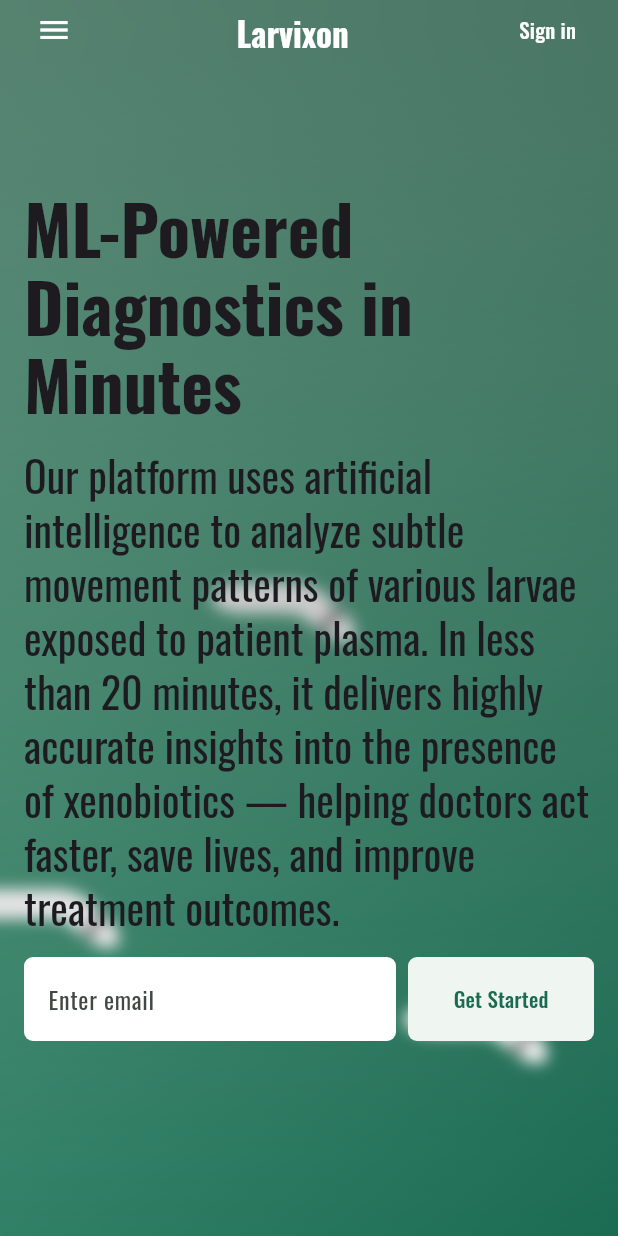
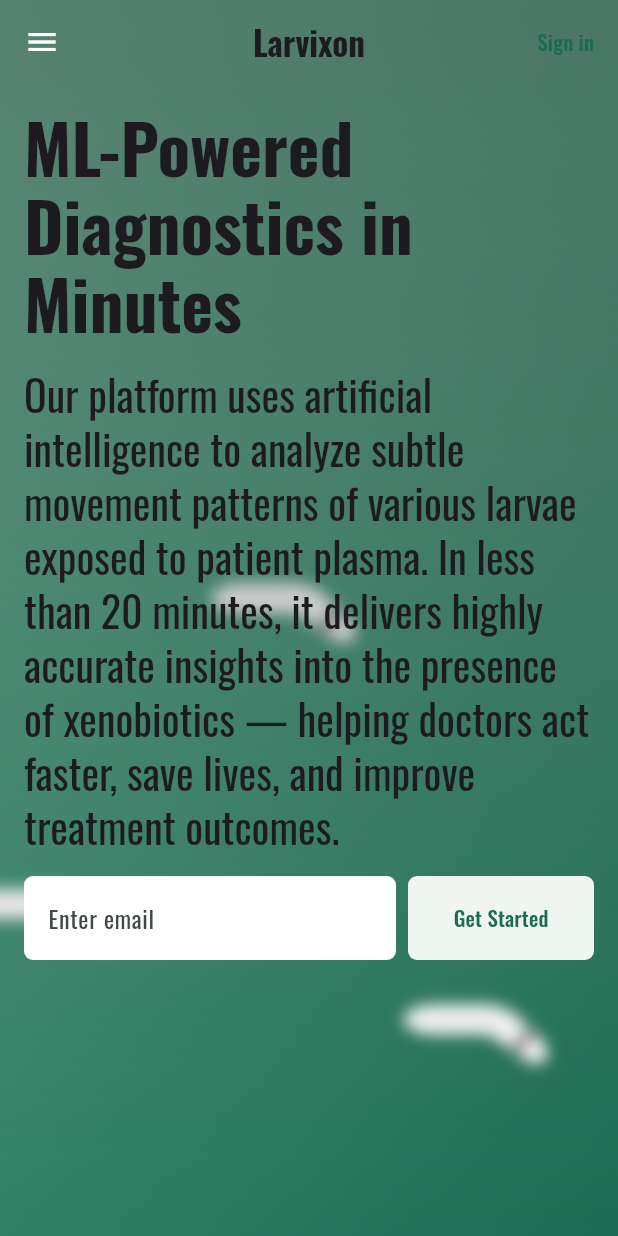
Before and after one commit to LarvixON-ZPI/larvixon-frontend, a Flutter app: the screen it shows after launch, on a phone screen of 412 x 824 dp. Run offline on Flutter 3.47's test engine with Material 3 defaults, Android fonts, the phone set to English and light mode, and no system bars; our stand-ins replace bloc, dio, equatable, file_picker, flutter_bloc, flutter_secure_storage and 5 more.

Commit message:
refactor: replace LandingNavBar with LandingAppBar and improve layout handling in various pages

```diff
--- a/lib/src/common/app_shell.dart
+++ b/lib/src/common/app_shell.dart
@@ -3,26 +3,17 @@ import 'package:larvixon_frontend/src/common/widgets/background.dart';
 
 class AppShell extends StatelessWidget {
   final Widget child;
-  final Widget? appBar;
-  final Widget? footer;
-  const AppShell({super.key, required this.child, this.appBar, this.footer});
+  final PreferredSizeWidget? appBar;
+  const AppShell({super.key, required this.child, this.appBar});
 
   @override
   Widget build(BuildContext context) {
     return Scaffold(
       extendBodyBehindAppBar: true,
+      appBar: appBar,
       body: Stack(
         fit: StackFit.expand,
-        children: [
-          BackgroundWithLarvae(),
-          CustomScrollView(
-            slivers: [
-              if (appBar != null) appBar!,
-              SliverFillRemaining(child: child),
-              if (footer != null) SliverToBoxAdapter(child: footer),
-            ],
-          ),
-        ],
+        children: [BackgroundWithLarvae(), child],
       ),
     );
   }
--- /dev/null
+++ b/lib/src/common/widgets/app_bar_base.dart
@@ -0,0 +1,54 @@
+// ignore_for_file: public_member_api_docs, sort_constructors_first
+import 'dart:ui';
+
+import 'package:flutter/material.dart';
+import 'package:go_router/go_router.dart';
+
+import 'package:larvixon_frontend/core/constants/breakpoints.dart';
+
+import 'package:larvixon_frontend/src/landing/presentation/landing/landing_page.dart';
+
+import '../../common/extensions/translate_extension.dart';
+
+class AppBarBase extends StatelessWidget implements PreferredSizeWidget {
+  final List<Widget>? children;
+  final Widget? menu;
+  final Widget? rightChild;
+  final Widget? title;
+
+  const AppBarBase({
+    super.key,
+    this.children,
+    this.rightChild,
+    this.menu,
+    this.title,
+  });
+
+  @override
+  Widget build(BuildContext context) {
+    final isNarrow = MediaQuery.of(context).size.width < Breakpoints.medium;
+
+    return AppBar(
+      backgroundColor: Colors.transparent,
+      surfaceTintColor: Colors.transparent,
+      elevation: 0,
+      automaticallyImplyLeading: false,
+      centerTitle: isNarrow,
+      title: title,
+      leading: isNarrow ? menu : null,
+      actions: isNarrow
+          ? (rightChild != null ? [rightChild!] : null)
+          : (children ?? []),
+      flexibleSpace: ClipRRect(
+        borderRadius: const BorderRadius.vertical(bottom: Radius.circular(16)),
+        child: BackdropFilter(
+          filter: ImageFilter.blur(sigmaX: 10, sigmaY: 10),
+          child: Container(color: Colors.transparent),
+        ),
+      ),
+    );
+  }
+
+  @override
+  Size get preferredSize => Size.fromHeight(kToolbarHeight);
+}
--- /dev/null
+++ b/lib/src/common/widgets/app_bar_button.dart
@@ -0,0 +1,23 @@
+// ignore_for_file: public_member_api_docs, sort_constructors_first
+
+import 'dart:ui';
+
+import 'package:flutter/material.dart';
+
+class AppBarButton extends StatelessWidget {
+  final String label;
+  final VoidCallback? onPressed;
+
+  const AppBarButton({super.key, required this.label, this.onPressed});
+
+  @override
+  Widget build(BuildContext context) {
+    return TextButton(
+      onPressed: onPressed,
+      style: TextButton.styleFrom(
+        padding: const EdgeInsets.symmetric(horizontal: 16, vertical: 8),
+      ),
+      child: Text(label),
+    );
+  }
+}
--- /dev/null
+++ b/lib/src/common/widgets/larvixon_logo.dart
@@ -0,0 +1,26 @@
+// ignore_for_file: public_member_api_docs, sort_constructors_first
+
+import 'dart:ui';
+import 'package:flutter/material.dart';
+import 'package:larvixon_frontend/src/common/extensions/translate_extension.dart';
+
+class LarvixonLogo extends StatelessWidget {
+  final VoidCallback? onPressed;
+  const LarvixonLogo({super.key, this.onPressed});
+
+  @override
+  Widget build(BuildContext context) {
+    return TextButton(
+      onPressed: onPressed,
+      style: TextButton.styleFrom(
+        padding: const EdgeInsets.symmetric(horizontal: 16, vertical: 8),
+      ),
+      child: Text(
+        context.translate.larvixon,
+        style: Theme.of(
+          context,
+        ).textTheme.titleLarge?.copyWith(fontWeight: FontWeight.bold),
+      ),
+    );
+  }
+}
--- a/lib/src/landing/presentation/about/about_section.dart
+++ b/lib/src/landing/presentation/about/about_section.dart
@@ -57,9 +57,7 @@ class AboutSection extends StatelessWidget {
             );
           },
         ),
-        SizedBox(
-          width: double.infinity,
-          child: CustomCard(
+        CustomCard(
           icon: Icons.group,
           title: context.translate.ourTeam,
           children: [
@@ -68,7 +66,6 @@ class AboutSection extends StatelessWidget {
             _TeamMemberAvatar(name: "Krzysztof Kulka").withOnHoverEffect,
             _TeamMemberAvatar(name: "Patryk Łuszczek").withOnHoverEffect,
           ],
-          ),
         ),
       ],
     );
--- a/lib/src/landing/presentation/landing/landing_page.dart
+++ b/lib/src/landing/presentation/landing/landing_page.dart
@@ -16,6 +16,8 @@ class LandingPage extends StatefulWidget {
 class _LandingPageState extends State<LandingPage> {
   @override
   Widget build(BuildContext context) {
-    return const LandingContent().withDefaultPagePadding;
+    return SingleChildScrollView(
+      child: SafeArea(child: const LandingContent().withDefaultPagePadding),
+    );
   }
 }
--- /dev/null
+++ b/lib/src/landing/presentation/landing_appbar.dart
@@ -0,0 +1,73 @@
+import 'package:flutter/material.dart';
+import 'package:go_router/go_router.dart';
+import 'package:larvixon_frontend/src/authentication/presentation/auth_form.dart';
+import 'package:larvixon_frontend/src/authentication/presentation/auth_page.dart';
+import 'package:larvixon_frontend/src/common/extensions/translate_extension.dart';
+import 'package:larvixon_frontend/src/common/widgets/app_bar_button.dart';
+import 'package:larvixon_frontend/src/common/widgets/app_bar_base.dart';
+import 'package:larvixon_frontend/src/common/widgets/larvixon_logo.dart';
+import 'package:larvixon_frontend/src/landing/presentation/about/about_page.dart';
+import 'package:larvixon_frontend/src/landing/presentation/contact/contact_page.dart';
+import 'package:larvixon_frontend/src/landing/presentation/landing/landing_page.dart';
+import 'package:larvixon_frontend/src/settings/presentation/widgets/locale_dropdown_menu.dart';
+
+class LandingAppBar extends StatelessWidget implements PreferredSizeWidget {
+  const LandingAppBar({super.key});
+
+  @override
+  Widget build(BuildContext context) {
+    return AppBarBase(
+      title: LarvixonLogo(onPressed: () => context.go(LandingPage.route)),
+      menu: _Menu(),
+      rightChild: AppBarButton(
+        label: context.translate.signIn,
+        onPressed: () =>
+            context.go(AuthPage.route, extra: {'mode': AuthFormMode.signIn}),
+      ),
+      children: [
+        AppBarButton(
+          label: context.translate.about,
+          onPressed: () => context.go(AboutPage.route),
+        ),
+        AppBarButton(
+          label: context.translate.contact,
+          onPressed: () => context.go(ContactPage.route),
+        ),
+        AppBarButton(
+          label: context.translate.signIn,
+          onPressed: () =>
+              context.go(AuthPage.route, extra: {'mode': AuthFormMode.signIn}),
+        ),
+      ],
+    );
+  }
+
+  @override
+  Size get preferredSize => const Size.fromHeight(kToolbarHeight);
+}
+
+class _Menu extends StatelessWidget {
+  const _Menu();
+
+  @override
+  Widget build(BuildContext context) {
+    return PopupMenuButton<String>(
+      tooltip: '',
+      offset: const Offset(0, 40),
+      icon: const Icon(Icons.menu, color: Colors.white),
+      itemBuilder: (context) => [
+        PopupMenuItem(
+          onTap: () => context.go(AboutPage.route),
+          child: Text(context.translate.about),
+        ),
+        PopupMenuItem(
+          onTap: () => context.go(ContactPage.route),
+          child: Text(context.translate.contact),
+        ),
+        const PopupMenuItem(
+          child: LocaleDropdownMenu(includeTrailingIcon: false),
+        ),
+      ],
+    );
+  }
+}
--- a/lib/src/landing/presentation/landing_navbar.dart
+++ /dev/null
@@ -1,162 +0,0 @@
-import 'dart:ui';
-import 'package:flutter/material.dart';
-import 'package:go_router/go_router.dart';
-import 'package:larvixon_frontend/core/constants/breakpoints.dart';
-import 'package:larvixon_frontend/src/authentication/presentation/auth_form.dart';
-import 'package:larvixon_frontend/src/authentication/presentation/auth_page.dart';
-import 'package:larvixon_frontend/src/landing/presentation/about/about_page.dart';
-import 'package:larvixon_frontend/src/landing/presentation/contact/contact_page.dart';
-import 'package:larvixon_frontend/src/landing/presentation/landing/landing_page.dart';
-import 'package:larvixon_frontend/src/settings/presentation/widgets/locale_dropdown_menu.dart';
-
-import '../../common/extensions/translate_extension.dart';
-
-class LandingNavBar extends StatelessWidget {
-  const LandingNavBar({super.key, this.onLocaleChanged, this.currentLocale});
-  final ValueChanged<Locale?>? onLocaleChanged;
-  final Locale? currentLocale;
-
-  @override
-  Widget build(BuildContext context) {
-    return SliverAppBar(
-      floating: true,
-      snap: true,
-      pinned: true,
-      backgroundColor: Colors.transparent,
-      surfaceTintColor: Colors.transparent,
-      automaticallyImplyLeading: false,
-      elevation: 0,
-      toolbarHeight: 40,
-      flexibleSpace: ClipRRect(
-        borderRadius: const BorderRadius.vertical(bottom: Radius.circular(16)),
-        child: BackdropFilter(
-          filter: ImageFilter.blur(sigmaX: 10, sigmaY: 10),
-          child: Container(
-            padding: const EdgeInsets.symmetric(horizontal: 12),
-            child: LayoutBuilder(
-              builder: (context, constraints) {
-                final isNarrow = constraints.maxWidth < Breakpoints.medium;
-                if (isNarrow) {
-                  return Row(
-                    crossAxisAlignment: CrossAxisAlignment.center,
-                    mainAxisAlignment: MainAxisAlignment.spaceBetween,
-                    children: [
-                      _Menu(),
-                      const _LogoButton(),
-
-                      _NavBarButton(
-                        label: context.translate.signIn,
-                        onPressed: () => context.go(
-                          AuthPage.route,
-                          extra: {'mode': AuthFormMode.signIn},
-                        ),
-                      ),
-                    ],
-                  );
-                }
-
-                return SizedBox.expand(
-                  child: Row(
-                    crossAxisAlignment: CrossAxisAlignment.center,
-                    mainAxisAlignment: MainAxisAlignment.spaceBetween,
-
-                    children: [
-                      const _LogoButton(),
-                      Row(
-                        mainAxisSize: MainAxisSize.min,
-                        children: [
-                          _NavBarButton(
-                            label: context.translate.about,
-                            onPressed: () => context.go(AboutPage.route),
-                          ),
-                          _NavBarButton(
-                            label: context.translate.contact,
-                            onPressed: () => context.go(ContactPage.route),
-                          ),
-                        ],
-                      ),
-                      _NavBarButton(
-                        label: context.translate.signIn,
-                        onPressed: () => context.go(
-                          AuthPage.route,
-                          extra: {'mode': AuthFormMode.signIn},
-                        ),
-                      ),
-                    ],
-                  ),
-                );
-              },
-            ),
-          ),
-        ),
-      ),
-    );
-  }
-}
-
-class _Menu extends StatelessWidget {
-  const _Menu();
-
-  @override
-  Widget build(BuildContext context) {
-    return PopupMenuButton<String>(
-      tooltip: '',
-      offset: const Offset(0, 40),
-      icon: const Icon(Icons.menu, color: Colors.white),
-      itemBuilder: (context) => [
-        PopupMenuItem(
-          onTap: () => context.go(AboutPage.route),
-          child: Text(context.translate.about),
-        ),
-        PopupMenuItem(
-          onTap: () => context.go(ContactPage.route),
-          child: Text(context.translate.contact),
-        ),
-        const PopupMenuItem(
-          child: LocaleDropdownMenu(includeTrailingIcon: false),
-        ),
-      ],
-    );
-  }
-}
-
-class _LogoButton extends StatelessWidget {
-  const _LogoButton();
-
-  @override
-  Widget build(BuildContext context) {
-    return TextButton(
-      onPressed: () => context.go(LandingPage.route),
-      style: TextButton.styleFrom(
-        foregroundColor: Colors.white,
-        padding: const EdgeInsets.symmetric(horizontal: 16, vertical: 8),
-      ),
-      child: Text(
-        context.translate.larvixon,
-        style: Theme.of(context).textTheme.titleLarge?.copyWith(
-          color: Colors.white,
-          fontWeight: FontWeight.bold,
-        ),
-      ),
-    );
-  }
-}
-
-class _NavBarButton extends StatelessWidget {
-  final String label;
-  final VoidCallback? onPressed;
-
-  const _NavBarButton({required this.label, this.onPressed});
-
-  @override
-  Widget build(BuildContext context) {
-    return TextButton(
-      onPressed: onPressed,
-      style: TextButton.styleFrom(
-        padding: const EdgeInsets.symmetric(horizontal: 16, vertical: 8),
-        foregroundColor: Colors.white,
-      ),
-      child: Text(label),
-    );
-  }
-}
```
Also changed, not shown: lib/core/app_router.dart (+32 -20 lines), lib/src/common/widgets/footer.dart (+44 -6 lines), lib/src/landing/presentation/about/about_page.dart (+8 -4 lines), lib/src/landing/presentation/contact/contact_page.dart (+8 -4 lines), lib/src/settings/presentation/pages/settings_page.dart (+7 -6 lines), lib/src/user/presentation/account_page.dart (+4 -16 lines). Lines whose indentation alone changed are shown as unchanged.
